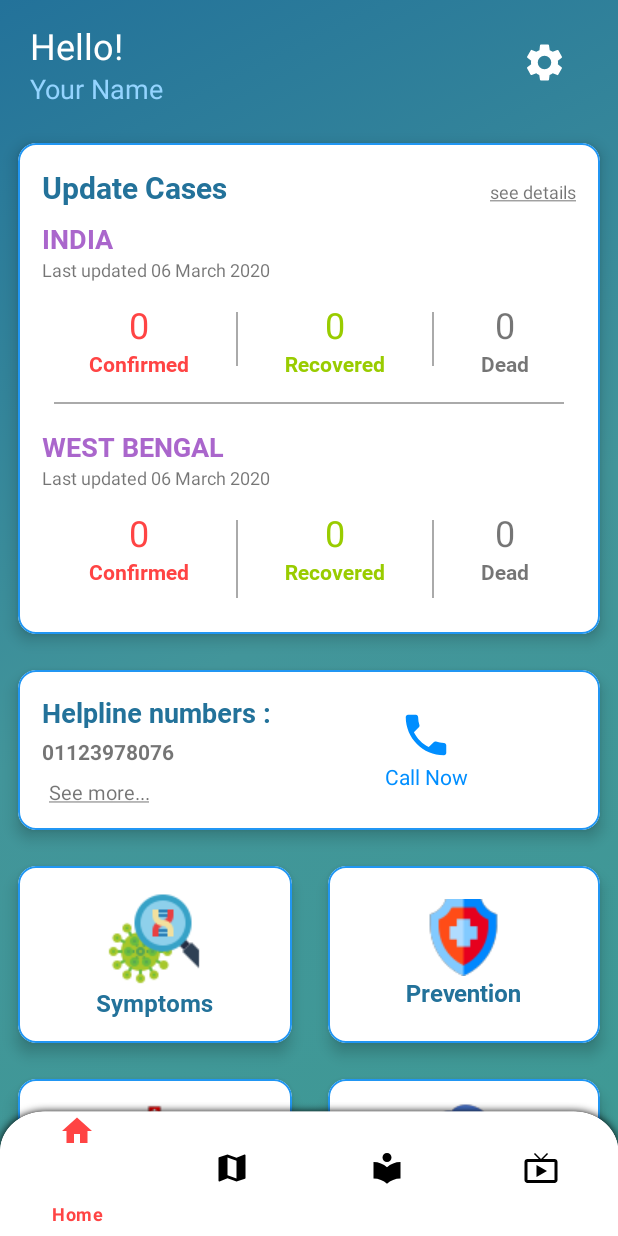
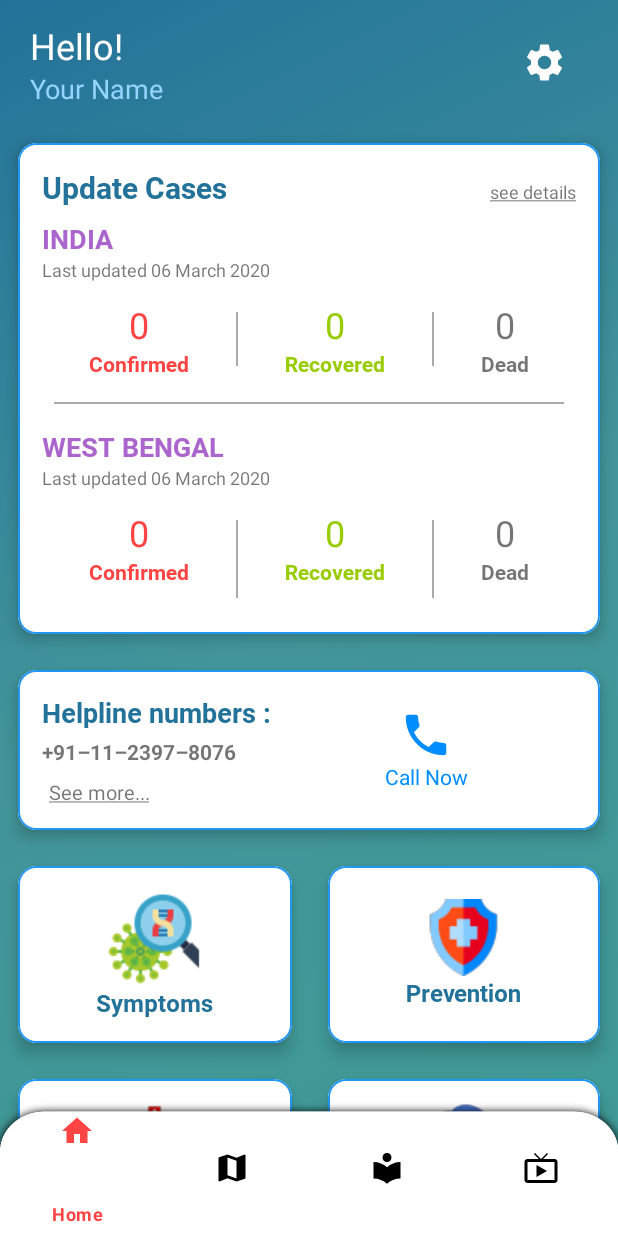
Before and after one commit to JoykishanSharma/Covid-19-Mobile-Updater-App, an Android app: the screen it shows after launch (HomeActivity), on a phone screen of 412 x 824 dp. Run offline under Robolectric (Android 15) with nearby library versions, the phone set to English and light mode, and no system bars.

Commit message:
Daily Updates (Development)

```diff
--- a/app/src/main/AndroidManifest.xml
+++ b/app/src/main/AndroidManifest.xml
@@ -5,6 +5,8 @@
     <uses-permission android:name="android.permission.INTERNET" />
     <uses-permission android:name="android.permission.ACCESS_NETWORK_STATE" />
     <uses-permission android:name="android.permission.ACCESS_WIFI_STATE" />
+
+
 
     <application
         android:allowBackup="true"
@@ -27,6 +29,7 @@
                 <category android:name="android.intent.category.LAUNCHER" />
             </intent-filter>
         </activity>
+        <activity android:name=".PhoneVerificationActivity" />
     </application>
 
 </manifest>
--- a/app/src/main/java/com/joyappsdevteam/covid_19tracer/HomeActivity.java
+++ b/app/src/main/java/com/joyappsdevteam/covid_19tracer/HomeActivity.java
@@ -13,6 +13,7 @@ import android.os.Handler;
 import android.view.MenuItem;
 import android.view.View;
 import android.widget.ImageView;
+import android.widget.TextView;
 
 import com.google.android.material.bottomnavigation.BottomNavigationView;
 
@@ -20,8 +21,10 @@ public class HomeActivity extends AppCompatActivity {
 
     BottomNavigationView bottomNavigationView;
     private Handler mWaitHandler = new Handler();
-    private CardView homeToMapCardView,homeToInfoCardView,homeToNewsCardView;
-    private ImageView settings_image,phoneCall_image;
+    private CardView homeToMapCardView,homeToInfoCardView,homeToNewsCardView,
+            all_symptoms,all_preventions,all_nearby_covid19_hospital,report_patient;
+    private ImageView settings_image;
+    private TextView see_detail_map,more_helpline_nos,call_helpline_no,helpful_text;
 
     @Override
     protected void onCreate(Bundle savedInstanceState) {
@@ -33,6 +36,15 @@ public class HomeActivity extends AppCompatActivity {
         homeToMapCardView = findViewById(R.id.home_to_map_cardview);
         homeToInfoCardView = findViewById(R.id.home_to_info_cardview);
         homeToNewsCardView = findViewById(R.id.home_to_news_cardview);
+        see_detail_map = findViewById(R.id.see_detail_map);
+        more_helpline_nos = findViewById(R.id.more_helpline_nos);
+        call_helpline_no = findViewById(R.id.call_helpline_no);
+        helpful_text = findViewById(R.id.helpful_text);
+        all_symptoms = findViewById(R.id.all_symptoms);
+        all_preventions = findViewById(R.id.all_preventions);
+        all_nearby_covid19_hospital = findViewById(R.id.all_nearby_covid19_hospital);
+        report_patient = findViewById(R.id.report_patient);
+        settings_image = findViewById(R.id.settings);
 
         bottomNavigationView.setOnNavigationItemSelectedListener(new BottomNavigationView.OnNavigationItemSelectedListener() {
             @Override
@@ -64,6 +76,7 @@ public class HomeActivity extends AppCompatActivity {
             @Override
             public void onClick(View v) {
                 startActivity(new Intent(HomeActivity.this,MapsActivity.class));
+                overridePendingTransition(android.R.anim.fade_in,android.R.anim.fade_out);
             }
         });
 
@@ -71,6 +84,7 @@ public class HomeActivity extends AppCompatActivity {
             @Override
             public void onClick(View v) {
                 startActivity(new Intent(HomeActivity.this,InfoActivity.class));
+                overridePendingTransition(android.R.anim.fade_in,android.R.anim.fade_out);
             }
         });
 
@@ -78,6 +92,79 @@ public class HomeActivity extends AppCompatActivity {
             @Override
             public void onClick(View v) {
                 startActivity(new Intent(HomeActivity.this,NewsActivity.class));
+                overridePendingTransition(android.R.anim.fade_in,android.R.anim.fade_out);
+            }
+        });
+
+        see_detail_map.setOnClickListener(new View.OnClickListener() {
+            @Override
+            public void onClick(View v) {
+                startActivity(new Intent(HomeActivity.this,MapsActivity.class));
+                overridePendingTransition(android.R.anim.fade_in,android.R.anim.fade_out);
+            }
+        });
+
+        more_helpline_nos.setOnClickListener(new View.OnClickListener() {
+            @Override
+            public void onClick(View v) {
+                //Nearest Police Station number with address and all necessary contact list
+                //List of Helpline numbers of all start
+                //with direct call phone
+            }
+        });
+
+        call_helpline_no.setOnClickListener(new View.OnClickListener() {
+            @Override
+            public void onClick(View v) {
+                //show dialogAlert for confirming the call
+                //Direct call from App
+            }
+        });
+
+        all_symptoms.setOnClickListener(new View.OnClickListener() {
+            @Override
+            public void onClick(View v) {
+                //open Symptoms Activity
+                //add subActivities if needed
+                //with images and videos
+            }
+        });
+
+        all_preventions.setOnClickListener(new View.OnClickListener() {
+            @Override
+            public void onClick(View v) {
+                //open Prevention Activity
+                //add subActivities if needed
+                //with images and videos
+            }
+        });
+
+        all_nearby_covid19_hospital.setOnClickListener(new View.OnClickListener() {
+            @Override
+            public void onClick(View v) {
+                //List All nearby Covid19 hospital, clinics, helps,
+                //Try to add map if possible
+            }
+        });
+
+        report_patient.setOnClickListener(new View.OnClickListener() {
+            @Override
+            public void onClick(View v) {
+                //Report new Suspicious cases in your locality,
+                //share location for the suspect
+                //full history, everything in last 20days -- meetups, party, reunions, pets, everything
+            }
+        });
+
+        settings_image.setOnClickListener(new View.OnClickListener() {
+            @Override
+            public void onClick(View v) {
+                //open settings activity
+                //terms and conditions
+                //privacy policies
+                //dark mode if possible
+                //contributions and attributes to sites and links
+                //about us
             }
         });
     }
--- a/app/src/main/java/com/joyappsdevteam/covid_19tracer/WelcomeActivity.java
+++ b/app/src/main/java/com/joyappsdevteam/covid_19tracer/WelcomeActivity.java
@@ -30,7 +30,9 @@ public class WelcomeActivity extends AppCompatActivity {
 
                     //Go to next page i.e, start the next activity.
                     SharedPreferences sharedPreferences = getSharedPreferences("logged_in", MODE_PRIVATE);
-                    boolean logged_in = sharedPreferences.getBoolean("is_logged", false);
+                    boolean logged_in = sharedPreferences.getBoolean("is_logged", true);
+
+                    //change the logged_in default value to "false" to world normally
 
                     if (logged_in){
                         Intent intent = new Intent(WelcomeActivity.this,HomeActivity.class);
@@ -38,7 +40,7 @@ public class WelcomeActivity extends AppCompatActivity {
                         overridePendingTransition(R.anim.custom_slide_in_right,R.anim.custom_slide_out_left);
                     }
                     else {
-                        Intent intent = new Intent(WelcomeActivity.this,HomeActivity.class);
+                        Intent intent = new Intent(WelcomeActivity.this,PhoneVerificationActivity.class);
                         startActivity(intent);
                         overridePendingTransition(android.R.anim.fade_in,android.R.anim.fade_out);
                     }
@@ -49,7 +51,7 @@ public class WelcomeActivity extends AppCompatActivity {
                     e.printStackTrace();
                 }
             }
-        }, 5000);  // Give a 3 seconds delay.
+        }, 2000);  // Give a 2 seconds delay.
     }
 
     @Override
--- /dev/null
+++ b/app/src/main/res/drawable/ic_person_black_24dp.xml
@@ -0,0 +1,5 @@
+<vector android:autoMirrored="true" android:height="24dp"
+    android:viewportHeight="24.0" android:viewportWidth="24.0"
+    android:width="24dp" xmlns:android="http://schemas.android.com/apk/res/android">
+    <path android:fillColor="#FF000000" android:pathData="M12,12c2.21,0 4,-1.79 4,-4s-1.79,-4 -4,-4 -4,1.79 -4,4 1.79,4 4,4zM12,14c-2.67,0 -8,1.34 -8,4v2h16v-2c0,-2.66 -5.33,-4 -8,-4z"/>
+</vector>
--- /dev/null
+++ b/app/src/main/res/drawable/ic_phone_black_24dp.xml
@@ -0,0 +1,5 @@
+<vector android:autoMirrored="true" android:height="24dp"
+    android:viewportHeight="24.0" android:viewportWidth="24.0"
+    android:width="24dp" xmlns:android="http://schemas.android.com/apk/res/android">
+    <path android:fillColor="#FF000000" android:pathData="M6.62,10.79c1.44,2.83 3.76,5.14 6.59,6.59l2.2,-2.2c0.27,-0.27 0.67,-0.36 1.02,-0.24 1.12,0.37 2.33,0.57 3.57,0.57 0.55,0 1,0.45 1,1V20c0,0.55 -0.45,1 -1,1 -9.39,0 -17,-7.61 -17,-17 0,-0.55 0.45,-1 1,-1h3.5c0.55,0 1,0.45 1,1 0,1.25 0.2,2.45 0.57,3.57 0.11,0.35 0.03,0.74 -0.25,1.02l-2.2,2.2z"/>
+</vector>
--- a/app/src/main/res/layout/activity_home.xml
+++ b/app/src/main/res/layout/activity_home.xml
@@ -472,11 +472,12 @@
                             android:layout_width="wrap_content"
                             android:layout_height="wrap_content"
                             android:layout_marginTop="4dp"
-                            android:text="@string/_1075_1800_112_545_011_23978076"
+                            android:text="@string/_011_23978076"
                             android:textSize="14sp"
                             android:textStyle="bold" />
 
                         <TextView
+                            android:id="@+id/more_helpline_nos"
                             android:layout_width="wrap_content"
                             android:layout_height="wrap_content"
                             android:gravity="end"
@@ -488,6 +489,7 @@
                     </LinearLayout>
 
                     <TextView
+                        android:id="@+id/call_helpline_no"
                         android:layout_width="wrap_content"
                         android:layout_height="wrap_content"
                         android:layout_alignParentEnd="true"
@@ -514,6 +516,7 @@
                 android:rowCount="2">
 
                 <com.google.android.material.circularreveal.cardview.CircularRevealCardView
+                    android:id="@+id/all_symptoms"
                     android:layout_width="wrap_content"
                     android:layout_height="wrap_content"
                     android:layout_rowWeight="1"
@@ -540,6 +543,7 @@
                 </com.google.android.material.circularreveal.cardview.CircularRevealCardView>
 
                 <com.google.android.material.circularreveal.cardview.CircularRevealCardView
+                    android:id="@+id/all_preventions"
                     android:layout_width="wrap_content"
                     android:layout_height="wrap_content"
                     android:layout_rowWeight="1"
@@ -567,6 +571,7 @@
                 </com.google.android.material.circularreveal.cardview.CircularRevealCardView>
 
                 <com.google.android.material.circularreveal.cardview.CircularRevealCardView
+                    android:id="@+id/all_nearby_covid19_hospital"
                     android:layout_width="wrap_content"
                     android:layout_height="wrap_content"
                     android:layout_rowWeight="1"
@@ -593,6 +598,7 @@
                 </com.google.android.material.circularreveal.cardview.CircularRevealCardView>
 
                 <com.google.android.material.circularreveal.cardview.CircularRevealCardView
+                    android:id="@+id/report_patient"
                     android:layout_width="wrap_content"
                     android:layout_height="wrap_content"
                     android:layout_rowWeight="1"
--- a/app/src/main/res/values/strings.xml
+++ b/app/src/main/res/values/strings.xml
@@ -18,7 +18,7 @@
     <string name="dead">Dead</string>
     <string name="calender">Calender</string>
     <string name="todo">TODO</string>
-    <string name="_1075_1800_112_545_011_23978076">01123978076</string>
+    <string name="_011_23978076">+91–11–2397–8076</string>
     <string name="helpline_numbers">Helpline numbers :</string>
     <string name="call_now">Call Now</string>
     <string name="symptoms">Symptoms</string>
@@ -30,4 +30,8 @@
     <string name="covid_19_realtime_spreading_in_map_view">Covid-19 Realtime Spreading in Map View</string>
     <string name="hospitals">Hospitals</string>
     <string name="report">Report</string>
+    <string name="why_do_we_need_these"><u>Why do we need these?</u></string>
+    <string name="submit">Submit</string>
+    <string name="enter_mobile_number">&#160;Enter Mobile Number</string>
+    <string name="full_name">&#160;Full Name</string>
 </resources>
```
Also changed, not shown: app/src/main/java/com/joyappsdevteam/covid_19tracer/PhoneVerificationActivity.java (added, +140 -0 lines), app/src/main/res/layout/phone_verify_activity.xml (added, +126 -0 lines).
